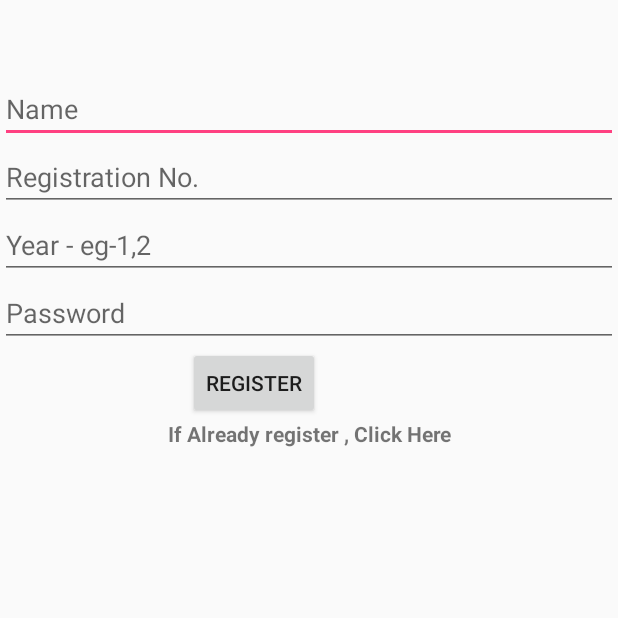
After one commit to mkfeuhrer/TPO-MNNIT, an Android app: the TpoSignup screen opened directly, with no data from a screen before it, on a phone screen of 412 x 824 dp, the top half of it. The commit adds this screen. Run offline under Robolectric (Android 15) with nearby library versions, the phone set to English and light mode, and no system bars; our stand-ins replace Firebase (no records; nobody signed in at launch, a user with empty details on screens opened directly).

Commit message:
Added Login Signup for Tpo members

```diff
--- a/app/src/main/java/com/example/mohit/tpomnnit/Landing.java
+++ b/app/src/main/java/com/example/mohit/tpomnnit/Landing.java
@@ -22,7 +22,10 @@ public class Landing extends AppCompatActivity {
         tpoadmin.setOnClickListener(new View.OnClickListener() {
             @Override
             public void onClick(View view) {
-                Toast.makeText(Landing.this,"TPO Register",Toast.LENGTH_LONG).show();
+                finish();
+                Intent i = new Intent(Landing.this, TpoLogin.class);
+                startActivity(i);
+                //Toast.makeText(Landing.this,"TPO Register",Toast.LENGTH_LONG).show();
             }
         });
 
--- /dev/null
+++ b/app/src/main/java/com/example/mohit/tpomnnit/TpoSignup.java
@@ -0,0 +1,97 @@
+package com.example.mohit.tpomnnit;
+
+import android.content.Intent;
+import android.support.v7.app.AppCompatActivity;
+import android.os.Bundle;
+import android.text.TextUtils;
+import android.util.Log;
+import android.view.View;
+import android.widget.Button;
+import android.widget.EditText;
+import android.widget.TextView;
+
+import com.google.firebase.database.DataSnapshot;
+import com.google.firebase.database.DatabaseError;
+import com.google.firebase.database.DatabaseReference;
+import com.google.firebase.database.FirebaseDatabase;
+import com.google.firebase.database.ValueEventListener;
+
+import static com.example.mohit.tpomnnit.R.id.username;
+
+public class TpoSignup extends AppCompatActivity {
+    private Button register;
+    private EditText year,password,regnum,name;
+    private TextView registered;
+    private FirebaseDatabase mFirebaseInstance;
+    private DatabaseReference mDatabase,mDatabase2;
+    private String userId,userId2;
+
+    @Override
+    protected void onCreate(Bundle savedInstanceState) {
+        super.onCreate(savedInstanceState);
+        setContentView(R.layout.activity_tpo_signup);
+        mDatabase=FirebaseDatabase.getInstance().getReference("tpouser");
+        userId=mDatabase.push().getKey();
+        register   = (Button)findViewById(R.id.register);
+        regnum     = (EditText)findViewById(R.id.regnum);
+        name       = (EditText)findViewById(username);
+        year      = (EditText)findViewById(R.id.year);
+        password   = (EditText)findViewById(R.id.password);
+        registered = (TextView)findViewById(R.id.registered);
+        registered.setOnClickListener(new View.OnClickListener() {
+            @Override
+            public void onClick(View view) {
+                finish();
+                startActivity(new Intent(TpoSignup.this,TpoLogin.class));
+            }
+        });
+        register.setOnClickListener(new View.OnClickListener() {
+            @Override
+            public void onClick(View view) {
+
+                // Check for already existed userId
+                if (TextUtils.isEmpty(userId)) {
+                }
+                else
+                    createUser(name.getText().toString().trim(), year.getText().toString().trim(), regnum.getText().toString().trim(), password.getText().toString().trim(),userId);
+
+                finish();
+                Intent i = new Intent(TpoSignup.this,TpoLogin.class);
+                startActivity(i);
+            }
+        });
+    }
+    private void createUser(String name, String year,String regnum,String password,String userid) {
+        // TODO
+        // In real apps this userId should be fetched
+        // by implementing firebase auth
+        if (TextUtils.isEmpty(userid)) {
+//            userId = mDatabase.push().getKey();
+        }
+        Users user = new Users(name, year,regnum,password,userid);
+        addUserChangeListener(user);
+    }
+    private void addUserChangeListener(final Users user) {
+        // User data change listener
+        mDatabase.child(userId).addValueEventListener(new ValueEventListener() {
+            @Override
+            public void onDataChange(DataSnapshot dataSnapshot) {
+                Users user1 = user;
+
+                // Check for null
+                if (user1 == null) {
+                    return;
+                }
+                final String userId = mDatabase.push().getKey();
+                mDatabase.child(userId).setValue(user1);
+              //  Log.e(TAG, "User data is changed!" + user1.name + ", " + user1.year);
+            }
+
+            @Override
+            public void onCancelled(DatabaseError error) {
+                // Failed to read value
+               // Log.e(TAG, "Failed to read user", error.toException());
+            }
+        });
+    }
+}
--- /dev/null
+++ b/app/src/main/res/layout/activity_tpo_signup.xml
@@ -0,0 +1,60 @@
+<?xml version="1.0" encoding="utf-8"?>
+<LinearLayout xmlns:android="http://schemas.android.com/apk/res/android"
+    xmlns:app="http://schemas.android.com/apk/res-auto"
+    xmlns:tools="http://schemas.android.com/tools"
+    android:layout_width="match_parent"
+    android:layout_height="match_parent"
+    tools:context="com.example.mohit.tpomnnit.TpoSignup">
+    <LinearLayout
+        android:layout_marginTop="50dp"
+        android:layout_width="match_parent"
+        android:layout_height="wrap_content"
+        android:orientation="vertical">
+
+        <EditText
+            android:layout_width="match_parent"
+            android:layout_height="wrap_content"
+            android:hint="Name"
+            android:inputType="textPersonName"
+            android:id="@+id/username" />
+
+        <EditText
+            android:layout_width="match_parent"
+            android:layout_height="wrap_content"
+            android:hint="Registration No."
+            android:inputType="number"
+            android:id="@+id/regnum" />
+
+        <EditText
+            android:layout_width="match_parent"
+            android:layout_height="wrap_content"
+            android:hint="Year - eg-1,2"
+            android:inputType="number"
+            android:id="@+id/year" />
+
+        <EditText
+            android:layout_width="match_parent"
+            android:layout_height="wrap_content"
+            android:hint="Password"
+            android:inputType="textPassword"
+            android:id="@+id/password" />
+
+        <Button
+            android:id="@+id/register"
+            android:layout_marginLeft="125dp"
+            android:layout_width="wrap_content"
+            android:layout_height="wrap_content"
+            android:text="Register"/>
+
+        <TextView
+            android:layout_width="match_parent"
+            android:layout_height="wrap_content"
+            android:id="@+id/registered"
+            android:text="If Already register , Click Here"
+            android:textAlignment="center"
+            android:textStyle="bold"/>
+
+    </LinearLayout>
+
+
+</LinearLayout>
```
Also changed, not shown: app/src/main/AndroidManifest.xml (+10 -2 lines), app/src/main/java/com/example/mohit/tpomnnit/TpoHome.java (added, +101 -0 lines), app/src/main/java/com/example/mohit/tpomnnit/TpoLogin.java (added, +76 -0 lines), app/src/main/res/layout/activity_my_profile.xml (+0 -10 lines), app/src/main/res/layout/activity_tpo_home.xml (added, +25 -0 lines), app/src/main/res/layout/activity_tpo_login.xml (added, +58 -0 lines), app/src/main/res/layout/app_bar_tpo_home.xml (added, +33 -0 lines), app/src/main/res/layout/content_tpo_home.xml (added, +11 -0 lines), app/src/main/res/layout/nav_header_tpo_home.xml (added, +35 -0 lines), app/src/main/res/menu/activity_tpo_home_drawer.xml (added, +36 -0 lines), app/src/main/res/menu/tpo_home.xml (added, +9 -0 lines), app/src/main/res/values/strings.xml (+15 -0 lines).
